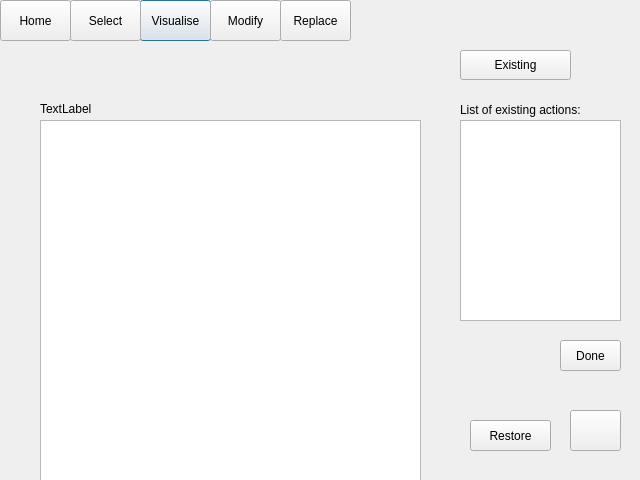
Qt form replaceaction.ui (ariannabettin/FYPArianna) before a commit.
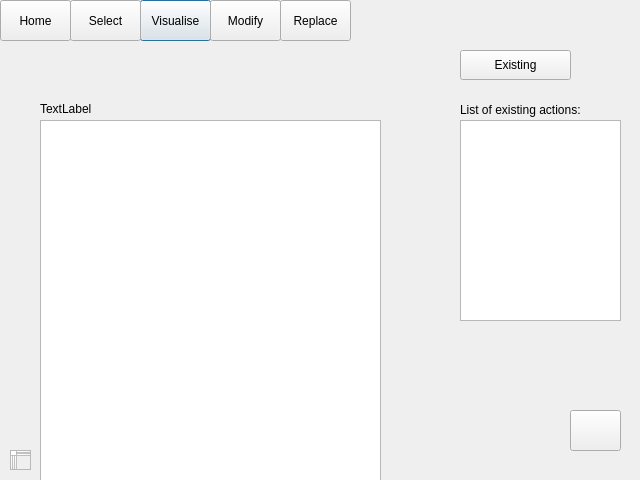
The same form after that commit.

```diff
--- a/replaceaction.ui
+++ b/replaceaction.ui
@@ -91,16 +91,6 @@
     <string>TextLabel</string>
    </property>
   </widget>
-  <widget class="QTextEdit" name="planArea">
-   <property name="geometry">
-    <rect>
-     <x>40</x>
-     <y>120</y>
-     <width>381</width>
-     <height>361</height>
-    </rect>
-   </property>
-  </widget>
   <widget class="QPushButton" name="existingButton">
    <property name="geometry">
     <rect>
@@ -137,19 +127,6 @@
     <string>List of existing actions:</string>
    </property>
   </widget>
-  <widget class="QPushButton" name="doneButton">
-   <property name="geometry">
-    <rect>
-     <x>560</x>
-     <y>340</y>
-     <width>61</width>
-     <height>31</height>
-    </rect>
-   </property>
-   <property name="text">
-    <string>Done</string>
-   </property>
-  </widget>
   <widget class="QPushButton" name="replaceActionsButton">
    <property name="geometry">
     <rect>
@@ -163,17 +140,24 @@
     <string/>
    </property>
   </widget>
-  <widget class="QPushButton" name="restoreButton">
+  <widget class="QListWidget" name="planArea">
    <property name="geometry">
     <rect>
-     <x>470</x>
-     <y>420</y>
-     <width>81</width>
-     <height>31</height>
+     <x>40</x>
+     <y>120</y>
+     <width>341</width>
+     <height>361</height>
     </rect>
    </property>
-   <property name="text">
-    <string>Restore</string>
+  </widget>
+  <widget class="QTextEdit" name="plan">
+   <property name="geometry">
+    <rect>
+     <x>10</x>
+     <y>450</y>
+     <width>21</width>
+     <height>20</height>
+    </rect>
    </property>
   </widget>
   <zorder>planArea</zorder>
```
Left out of the diff: 13 changed lines with no effect on the pictures.
